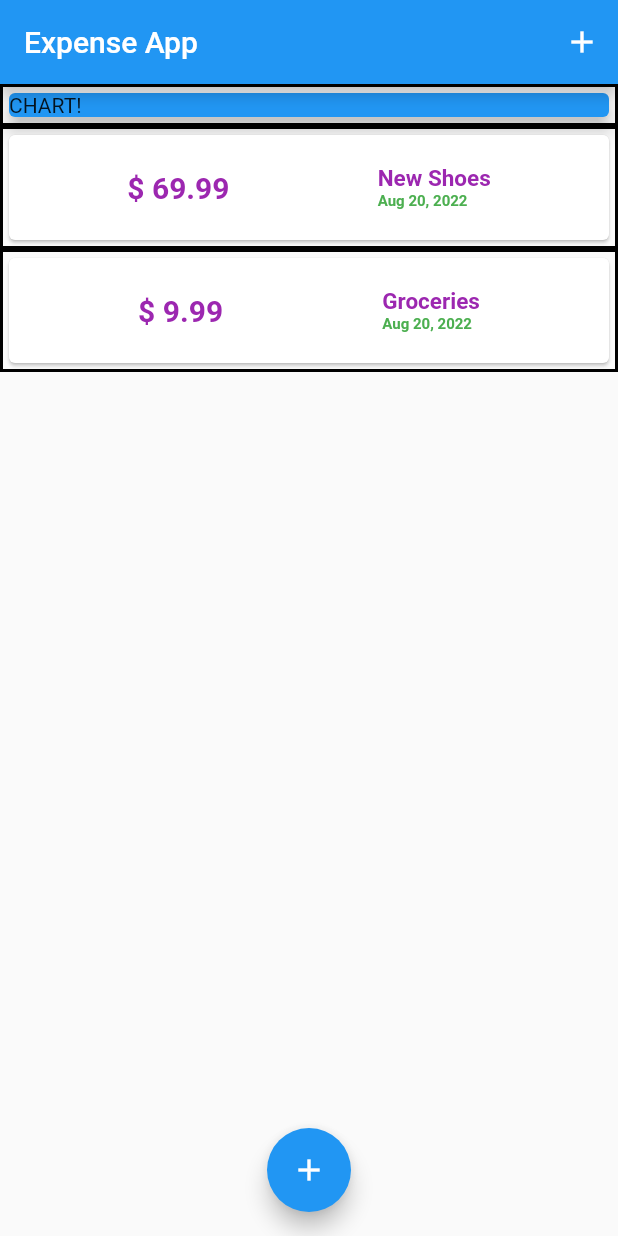
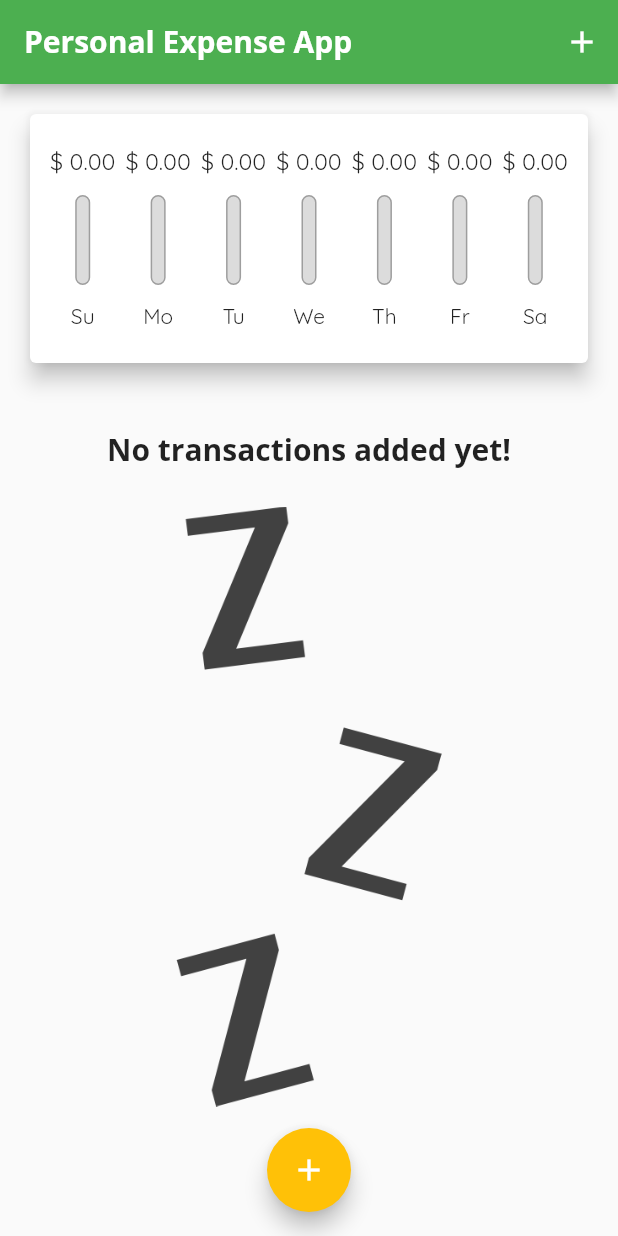
Before and after one commit to prasannakumar2495/expense_tracker, a Flutter app: the screen it shows after launch, on a phone screen of 412 x 824 dp. Run offline on Flutter 3.47's test engine with Material 2 defaults, Android fonts, the phone set to English and light mode, and no system bars.

Commit message:
implemented chart.

```diff
--- a/lib/main.dart
+++ b/lib/main.dart
@@ -1,5 +1,6 @@
 // ignore_for_file: avoid_print
 
+import 'package:expense_tracker/widgets/chart.dart';
 import 'package:expense_tracker/widgets/new_transaction.dart';
 import 'package:expense_tracker/widgets/transaction_list.dart';
 import 'package:flutter/material.dart';
@@ -24,19 +25,29 @@ class _MyAppState extends State<MyApp> {
   final amountController = TextEditingController();
 
   final List<Transaction> _userTransaction = [
-    Transaction(
-      id: "t1",
-      title: "New Shoes",
-      amount: 69.99,
-      dateTime: DateTime.now(),
-    ),
-    Transaction(
-      id: "t2",
-      title: "Groceries",
-      amount: 9.99,
-      dateTime: DateTime.now(),
-    ),
+    // Transaction(
+    //   id: "t1",
+    //   title: "New Shoes",
+    //   amount: 69.99,
+    //   dateTime: DateTime.now(),
+    // ),
+    // Transaction(
+    //   id: "t2",
+    //   title: "Groceries",
+    //   amount: 9.99,
+    //   dateTime: DateTime.now(),
+    // ),
   ];
+
+  List<Transaction> get _recentTransactions {
+    return _userTransaction.where((tx) {
+      return tx.dateTime.isAfter(
+        DateTime.now().subtract(
+          const Duration(days: 7),
+        ),
+      );
+    }).toList();
+  }
 
   void _addNewTransaction(String txTitle, double txAmount) {
     final newTx = Transaction(
@@ -67,7 +78,23 @@ class _MyAppState extends State<MyApp> {
   @override
   Widget build(BuildContext context) {
     return MaterialApp(
-      title: "Expense App",
+      title: "Personal Expense App",
+      theme: ThemeData(
+        colorScheme: ColorScheme.fromSwatch(primarySwatch: Colors.green)
+            .copyWith(secondary: Colors.amber),
+        fontFamily: 'Quicksand',
+        appBarTheme: AppBarTheme(
+          titleTextStyle: ThemeData.light()
+              .textTheme
+              .copyWith(
+                  headline6: const TextStyle(
+                fontFamily: 'OpenSans',
+                fontSize: 20,
+                fontWeight: FontWeight.bold,
+              ))
+              .headline6,
+        ),
+      ),
       home: Builder(builder: (context) {
         /**
          * We have surrounded the Scaffold with Builder, to get the perfect "context".
@@ -75,8 +102,10 @@ class _MyAppState extends State<MyApp> {
          * If not, BottomSheet is not being displayed.
          */
         return Scaffold(
+          resizeToAvoidBottomInset: true,
           appBar: AppBar(
-            title: const Text("Expense App"),
+            /**This is the name displayed, in the AppBar when the application is open. */
+            title: const Text("Personal Expense App"),
             actions: [
               IconButton(
                 onPressed: () => _startAddNewTransaction(context),
@@ -87,15 +116,10 @@ class _MyAppState extends State<MyApp> {
           body: Column(
             crossAxisAlignment: CrossAxisAlignment.stretch,
             children: <Widget>[
-              Container(
+              SizedBox(
+                height: MediaQuery.of(context).size.height / 4,
                 width: double.infinity,
-                decoration: BoxDecoration(
-                    border: Border.all(width: 2, color: Colors.black)),
-                child: const Card(
-                  color: Colors.blue,
-                  elevation: 5,
-                  child: Text("CHART!"),
-                ),
+                child: Chart(recentTransactions: _recentTransactions),
               ),
               TransactionList(userTransaction: _userTransaction),
             ],
--- /dev/null
+++ b/lib/widgets/chart.dart
@@ -0,0 +1,65 @@
+import 'package:expense_tracker/models/transaction.dart';
+import 'package:expense_tracker/widgets/chart_bar.dart';
+import 'package:flutter/material.dart';
+import 'package:intl/intl.dart';
+
+class Chart extends StatelessWidget {
+  final List<Transaction> recentTransactions;
+  const Chart({Key? key, required this.recentTransactions}) : super(key: key);
+
+  List<Map<String, Object>> get groupedTransactionValues {
+    return List.generate(
+      7,
+      (index) {
+        final weekDay = DateTime.now().subtract(
+          Duration(days: index),
+        );
+        var totalSum = 0.0;
+
+        for (var tx in recentTransactions) {
+          if (tx.dateTime.day == weekDay.day &&
+              tx.dateTime.month == weekDay.month &&
+              tx.dateTime.year == weekDay.year) {
+            totalSum += tx.amount;
+          }
+        }
+        return {
+          'day': DateFormat.E().format(weekDay).substring(0, 2),
+          'amount': totalSum,
+        };
+      },
+    ).reversed.toList();
+  }
+
+  double get totalSpending {
+    return groupedTransactionValues.fold(0.0, (sum, item) {
+      return sum + (item['amount'] as double);
+    });
+  }
+
+  @override
+  Widget build(BuildContext context) {
+    return Card(
+      elevation: 6,
+      margin: const EdgeInsets.all(20),
+      child: Padding(
+        padding: const EdgeInsets.all(10),
+        child: Row(
+          mainAxisAlignment: MainAxisAlignment.spaceEvenly,
+          children: groupedTransactionValues.map((data) {
+            return Flexible(
+              fit: FlexFit.tight,
+              child: ChartBar(
+                label: data['day'].toString(),
+                spendingAmount: (data['amount'] as double),
+                spendingPercentage: totalSpending == 0.0
+                    ? 0.0
+                    : (data['amount'] as double) / totalSpending,
+              ),
+            );
+          }).toList(),
+        ),
+      ),
+    );
+  }
+}
--- /dev/null
+++ b/lib/widgets/chart_bar.dart
@@ -0,0 +1,59 @@
+import 'package:flutter/material.dart';
+import 'package:flutter/src/foundation/key.dart';
+import 'package:flutter/src/widgets/framework.dart';
+
+class ChartBar extends StatelessWidget {
+  final String label;
+  final double spendingAmount;
+  final double spendingPercentage;
+
+  const ChartBar(
+      {Key? key,
+      required this.label,
+      required this.spendingAmount,
+      required this.spendingPercentage})
+      : super(key: key);
+
+  @override
+  Widget build(BuildContext context) {
+    return Column(
+      mainAxisAlignment: MainAxisAlignment.spaceEvenly,
+      children: [
+        SizedBox(
+          height: 20,
+          child: FittedBox(
+            child: Text(
+              "\$ ${spendingAmount.toStringAsFixed(2)}",
+            ),
+          ),
+        ),
+        SizedBox(
+          height: 60,
+          width: 10,
+          child: Stack(
+            /**The children are placed from bottom to top. */
+            children: [
+              Container(
+                decoration: BoxDecoration(
+                  border: Border.all(color: Colors.grey, width: 1),
+                  color: const Color.fromRGBO(220, 220, 220, 1),
+                  borderRadius: BorderRadius.circular(10),
+                ),
+              ),
+              FractionallySizedBox(
+                heightFactor: spendingPercentage,
+                child: Container(
+                  decoration: BoxDecoration(
+                    color: Theme.of(context).colorScheme.primary,
+                    borderRadius: BorderRadius.circular(10),
+                  ),
+                ),
+              ),
+            ],
+          ),
+        ),
+        Text(label),
+      ],
+    );
+  }
+}
--- a/lib/widgets/new_transaction.dart
+++ b/lib/widgets/new_transaction.dart
@@ -1,13 +1,21 @@
 import 'package:flutter/material.dart';
 
-class NewTransaction extends StatelessWidget {
+class NewTransaction extends StatefulWidget {
   final Function addNewTransaction;
-  final titleController = TextEditingController();
-  final amountController = TextEditingController();
-  NewTransaction(
+
+  const NewTransaction(
     this.addNewTransaction, {
     Key? key,
   }) : super(key: key);
+
+  @override
+  State<NewTransaction> createState() => _NewTransactionState();
+}
+
+class _NewTransactionState extends State<NewTransaction> {
+  final titleController = TextEditingController();
+
+  final amountController = TextEditingController();
 
   void submitData() {
     final enteredTitle = titleController.text;
@@ -16,20 +24,19 @@ class NewTransaction extends StatelessWidget {
     if (enteredTitle.isEmpty || enteredAmount <= 0) {
       return;
     }
-    addNewTransaction(
+    widget.addNewTransaction(
       titleController.text,
       double.parse(amountController.text),
     );
+
+/**This will close the bottomSheet, once data is entered in all the fields and clicked on Done button. */
+    Navigator.of(context).pop();
   }
 
   @override
   Widget build(BuildContext context) {
     return Card(
-      child: Container(
-        height: 200,
-        width: double.infinity,
-        decoration:
-            BoxDecoration(border: Border.all(width: 2, color: Colors.black)),
+      child: Padding(
         padding: const EdgeInsets.all(10),
         child: Column(crossAxisAlignment: CrossAxisAlignment.end, children: [
           TextField(
@@ -46,7 +53,8 @@ class NewTransaction extends StatelessWidget {
             //   _amountInput = value;
             // },
             decoration: const InputDecoration(labelText: "Amount"),
-            keyboardType: const TextInputType.numberWithOptions(decimal: true),
+            keyboardType: const TextInputType.numberWithOptions(
+                signed: true, decimal: true),
             onSubmitted: (_) => submitData(),
           ),
           TextButton(
--- a/lib/widgets/transaction_list.dart
+++ b/lib/widgets/transaction_list.dart
@@ -12,55 +12,49 @@ class TransactionList extends StatelessWidget {
   Widget build(BuildContext context) {
     return SizedBox(
       height: 500,
-      child: ListView.builder(
+      child: userTransaction.isEmpty
+          ? Column(
+              mainAxisAlignment: MainAxisAlignment.spaceEvenly,
+              children: [
+                Text(
+                  "No transactions added yet!",
+                  style: Theme.of(context).appBarTheme.titleTextStyle,
+                ),
+                SizedBox(
+                  height: 400,
+                  child: Image.asset(
+                    'assets/images/waiting.png',
+                    fit: BoxFit.cover,
+                  ),
+                ),
+              ],
+            )
+          : ListView.builder(
               itemCount: userTransaction.length,
               itemBuilder: (context, index) {
-          return Container(
-            decoration: BoxDecoration(
-                border: Border.all(width: 2, color: Colors.black)),
-            child: Card(
-              child: Row(
-                  mainAxisAlignment: MainAxisAlignment.spaceEvenly,
-                  children: [
-                    Container(
-                      margin: const EdgeInsets.all(10),
+                return Card(
+                  elevation: 5,
+                  margin: const EdgeInsets.symmetric(
+                    vertical: 8,
+                    horizontal: 5,
+                  ),
+                  child: ListTile(
+                    leading: CircleAvatar(
+                      radius: 30,
+                      child: Padding(
                         padding: const EdgeInsets.all(10),
-                      child: Text(
-                        "\$ ${userTransaction[index].amount.toStringAsFixed(2)}",
-                        style: const TextStyle(
-                          fontWeight: FontWeight.bold,
-                          fontSize: 20,
-                          color: Colors.purple,
+                        child: FittedBox(
+                            child: Text("\$${userTransaction[index].amount}")),
                       ),
                     ),
+                    title: Text(
+                      userTransaction[index].title,
+                      style: Theme.of(context).appBarTheme.titleTextStyle,
                     ),
-                    Container(
-                      padding: const EdgeInsets.all(10),
-                      margin: const EdgeInsets.all(10),
-                      child: Column(
-                          mainAxisAlignment: MainAxisAlignment.spaceEvenly,
-                          crossAxisAlignment: CrossAxisAlignment.start,
-                          children: [
-                            Text(
-                              userTransaction[index].title,
-                              style: const TextStyle(
-                                color: Colors.purple,
-                                fontSize: 15,
-                                fontWeight: FontWeight.bold,
-                              ),
-                            ),
-                            Text(
+                    subtitle: Text(
                       DateFormat.yMMMd()
                           .format(userTransaction[index].dateTime),
-                              style: const TextStyle(
-                                color: Colors.green,
-                                fontSize: 10,
-                                fontWeight: FontWeight.bold,
                     ),
-                            ),
-                          ]),
-                    ),
-                  ]),
                   ),
                 );
               },
```
Also changed, not shown: pubspec.yaml (+16 -9 lines), assets/fonts/OpenSans-Bold.ttf (added), assets/fonts/OpenSans-Regular.ttf (added), assets/fonts/Quicksand-Bold.ttf (added), assets/fonts/Quicksand-Light.ttf (added), assets/fonts/Quicksand-Medium.ttf (added), assets/fonts/Quicksand-Regular.ttf (added), assets/images/waiting.png (added). Lines whose indentation alone changed are shown as unchanged.
